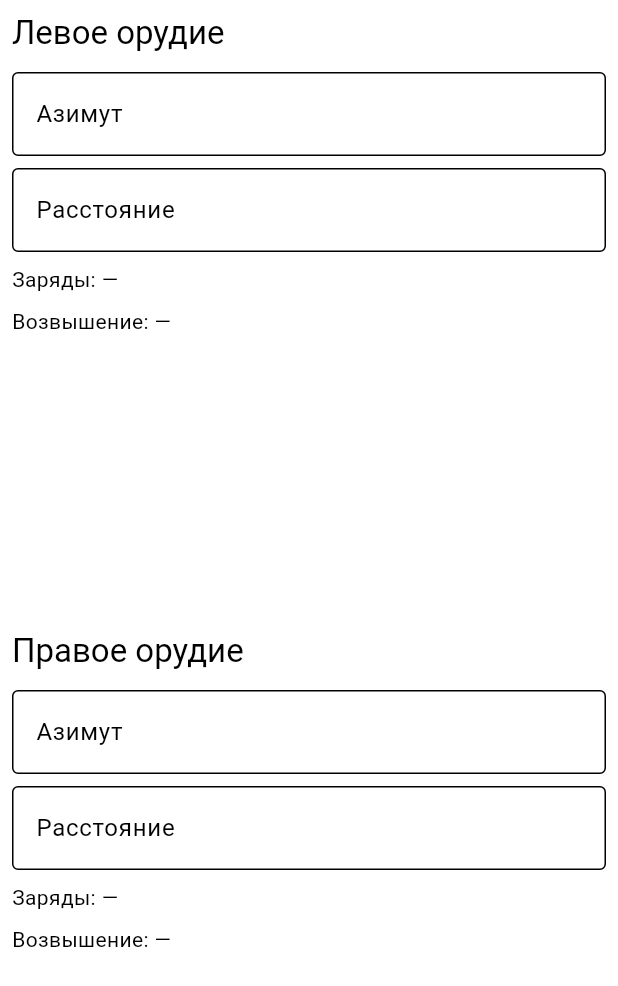
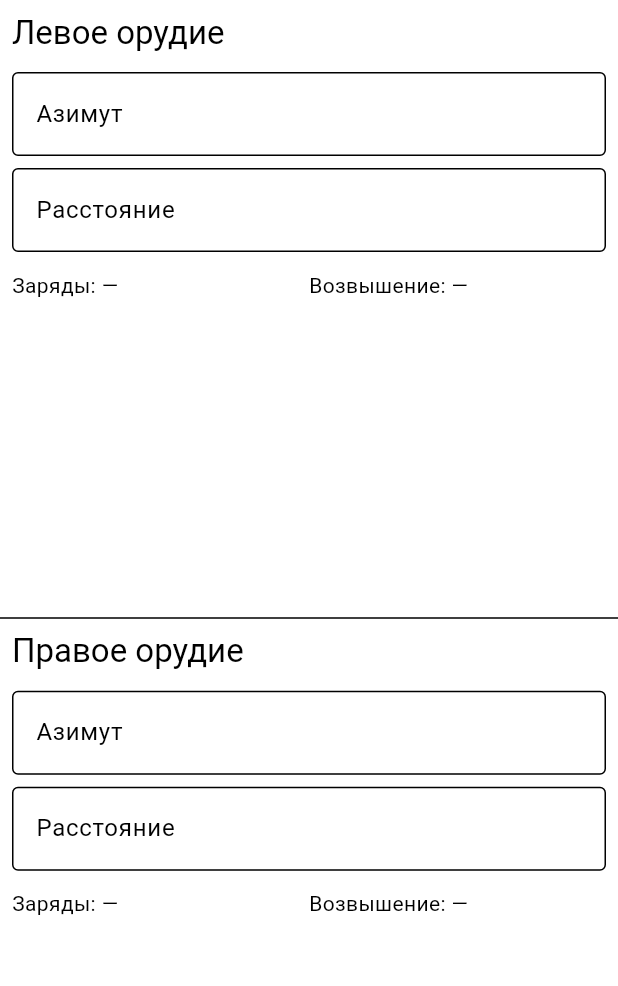
Before and after one commit to UltraMurlock/iron-nest-ballistic-calculator, a Flutter app: the screen it shows after launch, on a phone screen of 412 x 824 dp. Shown: the top 986 px of the screen. Run offline on Flutter 3.47's test engine with Material 3 defaults, Android fonts, the phone set to English and light mode, and no system bars.

Commit message:
feat: main page desing improved

```diff
--- a/lib/main.dart
+++ b/lib/main.dart
@@ -37,6 +37,7 @@ class MainPage extends StatelessWidget {
               key: Key('left'),
               child: WeaponPanel(title: 'Левое орудие'),
             ),
+            const Divider(height: 1, thickness: 1),
             Expanded(
               key: Key('right'),
               child: WeaponPanel(title: 'Правое орудие'),
@@ -113,13 +114,21 @@ class _WeaponPanelState extends State<WeaponPanel> {
             decoration: const InputDecoration(
               labelText: 'Расстояние',
               border: OutlineInputBorder(),
+              suffixText: 'км',
             ),
             onChanged: _onDistanceTextChanged,
           ),
-          const SizedBox(height: 8),
-          Text('Заряды: ${getChargesCountText(charges)}'),
-          const SizedBox(height: 8),
-          Text('Возвышение: ${elevation?.toStringAsFixed(2) ?? '—'}'),
+          const SizedBox(height: 12),
+          Row(
+            children: [
+              Expanded(child: Text('Заряды: ${getChargesCountText(charges)}')),
+              Expanded(
+                child: Text(
+                  'Возвышение: ${elevation?.toStringAsFixed(2) ?? '—'}',
+                ),
+              ),
+            ],
+          ),
         ],
       ),
     );
```
